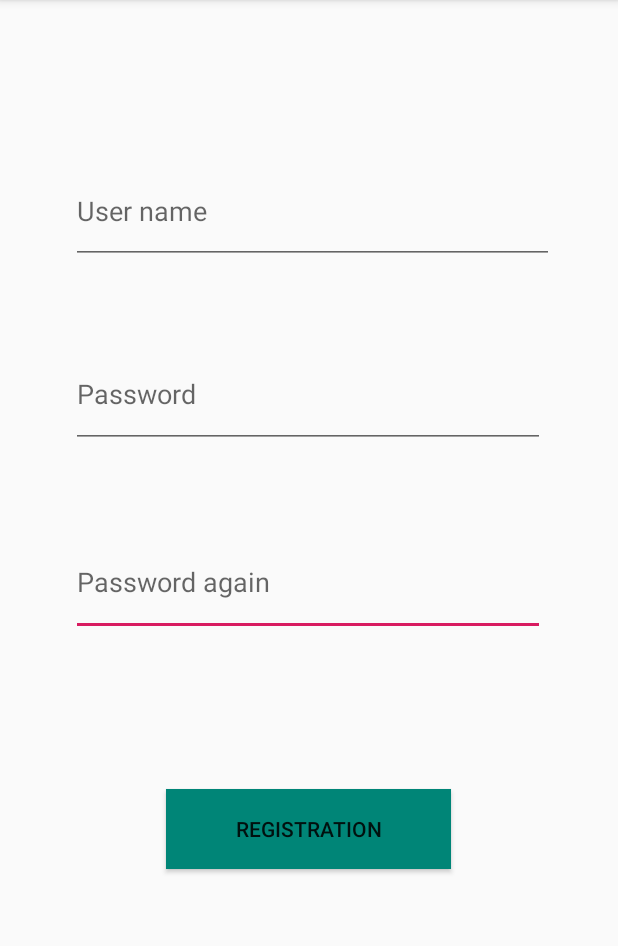
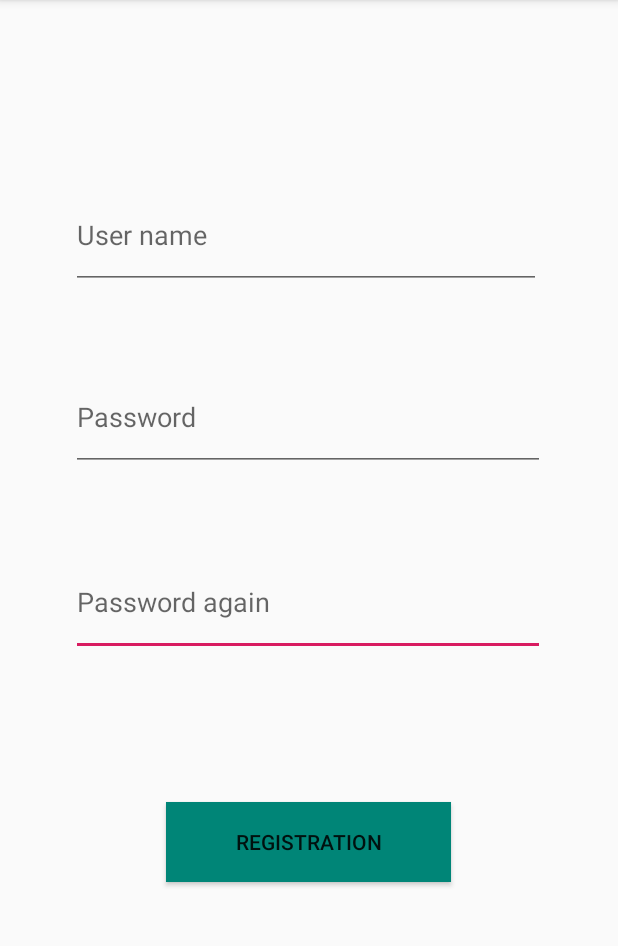
Before and after one commit to kayukbb/VendingMachine, an Android app: the screen it shows after launch (RegActivity), after a tap on "REGISTRATION", on a phone screen of 412 x 824 dp, the part 84-1030 px from its top. Run offline under Robolectric (Android 15) with nearby library versions, the phone set to English and light mode, and no system bars; our stand-ins replace Firebase (no records; nobody signed in at launch, a user with empty details on screens opened directly).

```diff
--- a/app/src/main/java/com/example/drinkmachine/RegActivity.java
+++ b/app/src/main/java/com/example/drinkmachine/RegActivity.java
@@ -5,12 +5,12 @@ import androidx.appcompat.app.AppCompatActivity;
 
 import android.os.Bundle;
 import android.view.View;
-import android.widget.ArrayAdapter;
 import android.widget.Button;
 import android.widget.EditText;
 import android.widget.TextView;
 import android.widget.Toast;
 
+import com.google.firebase.FirebaseError;
 import com.google.firebase.database.DataSnapshot;
 import com.google.firebase.database.DatabaseError;
 import com.google.firebase.database.DatabaseReference;
@@ -18,8 +18,6 @@ import com.google.firebase.database.FirebaseDatabase;
 import com.google.firebase.database.ValueEventListener;
 
 import java.util.ArrayList;
-import java.util.EventListener;
-import java.util.List;
 
 public class RegActivity extends AppCompatActivity {
     TextView a;
@@ -29,9 +27,8 @@ public class RegActivity extends AppCompatActivity {
     Register register;
     DatabaseReference UserInfo;
     String Username;
-    ArrayList<String> AcList;
-    long maxid = 0;
-
+    ArrayList<String> AcList = new ArrayList<String>();
+    long maxid;
     @Override
     protected void onCreate(Bundle savedInstanceState) {
         super.onCreate(savedInstanceState);
@@ -39,7 +36,7 @@ public class RegActivity extends AppCompatActivity {
         UserName = (EditText)findViewById(R.id.UserName);
         Pw = (EditText)findViewById(R.id.Pw);
         Pw2 = (EditText)findViewById(R.id.Pw2);
-        Registration = (Button)findViewById(R.id.Registration);
+        Registration = (Button)findViewById(R.id.Login);
         register = new Register();
         Reg = FirebaseDatabase.getInstance().getReference().child("Register");
         Reg.addValueEventListener(new ValueEventListener() {
@@ -47,30 +44,15 @@ public class RegActivity extends AppCompatActivity {
             public void onDataChange(@NonNull DataSnapshot dataSnapshot) {
                 if(dataSnapshot.exists())
                     maxid=(dataSnapshot.getChildrenCount());
+                for(int i = 1; i <= (int)maxid; i++) {
+                    Username = dataSnapshot.child(String.valueOf(i)).child("userName").getValue().toString();
+                    AcList.add(Username);
+                }
             }
             @Override
             public void onCancelled(@NonNull DatabaseError databaseError) {
             }
         });
-
-        for(int i = 0; i< (int)maxid; i++) {
-            int j = i+1;
-            UserInfo = FirebaseDatabase.getInstance().getReference().child("Register").child(String.valueOf(j));
-            UserInfo.addValueEventListener(new ValueEventListener() {
-                @Override
-                public void onDataChange(@NonNull DataSnapshot dataSnapshot) {
-                    Username = dataSnapshot.child("userName").getValue().toString();
-                    AcList.add(Username);
-                }
-
-                @Override
-                public void onCancelled(@NonNull DatabaseError databaseError) {
-
-                }
-            });
-
-        }
-
 
         Registration.setOnClickListener(new View.OnClickListener() {
             @Override
@@ -79,6 +61,12 @@ public class RegActivity extends AppCompatActivity {
                 String nameT = UserName.getText().toString();
                 String pwT = Pw.getText().toString();
                 String pwT2 =Pw2.getText().toString();
+                for(int i = 0; i <AcList.size(); i++){
+                    if(nameT.equals(AcList.get(i))){
+                        UserName.setError("The user name has been used");
+                        UserName.requestFocus();
+                    }
+                }
                 if(nameT.isEmpty() && pwT.isEmpty() && pwT2.isEmpty()){
                     Toast.makeText(RegActivity.this,"Please Enter the Fields Clearly !!!",Toast.LENGTH_LONG).show();
                 }
@@ -104,10 +92,7 @@ public class RegActivity extends AppCompatActivity {
                     Toast.makeText(RegActivity.this,"Sign up successful",Toast.LENGTH_LONG).show();
                     finish();
                 }
-
-
             }
         });
-
     }
 }
--- a/app/src/main/res/layout/activity_reg.xml
+++ b/app/src/main/res/layout/activity_reg.xml
@@ -20,7 +20,7 @@
         app:layout_constraintVertical_bias="0.135" />
 
     <Button
-        android:id="@+id/Registration"
+        android:id="@+id/Login"
         android:layout_width="190dp"
         android:layout_height="53dp"
         android:background="@color/colorPrimary"
@@ -34,19 +34,19 @@
 
     <EditText
         android:id="@+id/UserName"
-        android:layout_width="322dp"
-        android:layout_height="70dp"
-        android:layout_marginTop="82dp"
+        android:layout_width="313dp"
+        android:layout_height="72dp"
+        android:layout_marginTop="104dp"
         android:ems="10"
         android:hint="User name"
         android:inputType="text"
         android:visibility="visible"
         app:layout_constraintBottom_toBottomOf="parent"
         app:layout_constraintEnd_toEndOf="parent"
-        app:layout_constraintHorizontal_bias="0.528"
+        app:layout_constraintHorizontal_bias="0.479"
         app:layout_constraintStart_toStartOf="parent"
         app:layout_constraintTop_toTopOf="parent"
-        app:layout_constraintVertical_bias="0.039" />
+        app:layout_constraintVertical_bias="0.028" />
 
     <EditText
         android:id="@+id/Pw"
@@ -62,19 +62,4 @@
         app:layout_constraintTop_toBottomOf="@+id/UserName"
         app:layout_constraintVertical_bias="0.098" />
 
-    <TextView
-        android:id="@+id/FollowFormat"
-        android:layout_width="167dp"
-        android:layout_height="74dp"
-        android:layout_marginEnd="47dp"
-        android:text="Please follow the format"
-        android:textColor="#323232"
-        android:visibility="invisible"
-        app:layout_constraintBottom_toBottomOf="parent"
-        app:layout_constraintEnd_toEndOf="parent"
-        app:layout_constraintHorizontal_bias="0.238"
-        app:layout_constraintStart_toStartOf="parent"
-        app:layout_constraintTop_toTopOf="parent"
-        app:layout_constraintVertical_bias="0.66" />
-
 </androidx.constraintlayout.widget.ConstraintLayout>
```
Also changed, not shown: app/src/main/java/com/example/drinkmachine/LoginActivity.java (+59 -3 lines), app/src/main/res/layout/activity_login.xml (+21 -1 lines).
